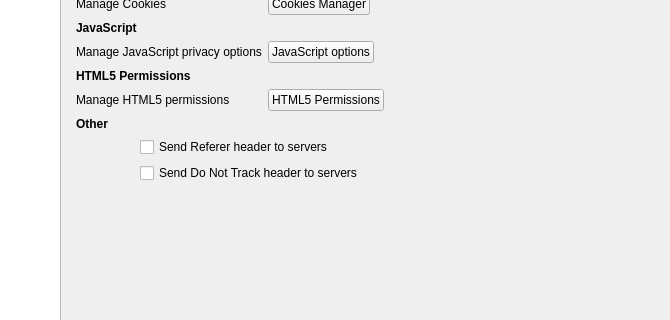
The window that src/lib/preferences/preferences.ui (QupZilla/qupzilla) describes before a commit, drawn with Qt 5; both pictures show x 170 to 840 and y 82 to 402 of the 840 by 554 pixel window.
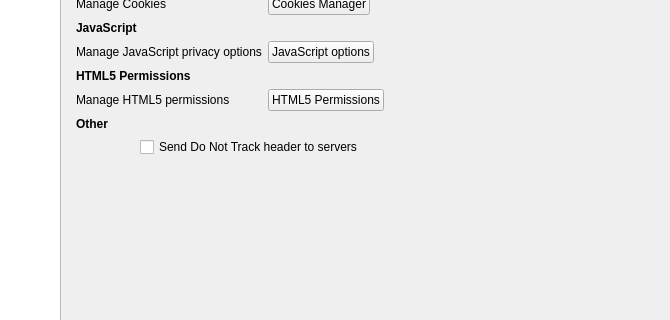
The same window after the commit. The open tabs and pages were chosen to show the change. Custom widgets are drawn as their Qt base class.

Commit message: Preferences: Remove Send Referer option

What changed in the file:
```diff
--- a/src/lib/preferences/preferences.ui
+++ b/src/lib/preferences/preferences.ui
@@ -2111,13 +2111,6 @@
          </widget>
          <widget class="QWidget" name="privacyPage">
           <layout class="QGridLayout" name="gridLayout_12">
-           <item row="22" column="1" colspan="3">
-            <widget class="QCheckBox" name="sendReferer">
-             <property name="text">
-              <string>Send Referer header to servers</string>
-             </property>
-            </widget>
-           </item>
            <item row="8" column="0" colspan="3">
             <widget class="QLabel" name="label_12">
              <property name="text">
@@ -2125,13 +2118,6 @@
              </property>
             </widget>
            </item>
-           <item row="23" column="1" colspan="3">
-            <widget class="QCheckBox" name="doNotTrack">
-             <property name="text">
-              <string>Send Do Not Track header to servers</string>
-             </property>
-            </widget>
-           </item>
            <item row="20" column="0" colspan="4">
             <widget class="QLabel" name="label_50">
              <property name="text">
@@ -2261,6 +2247,13 @@
              </property>
             </widget>
            </item>
+           <item row="22" column="1" colspan="3">
+            <widget class="QCheckBox" name="doNotTrack">
+             <property name="text">
+              <string>Send Do Not Track header to servers</string>
+             </property>
+            </widget>
+           </item>
           </layout>
          </widget>
          <widget class="QWidget" name="notificationsPage">
```
The commit also changes 1 other file.
